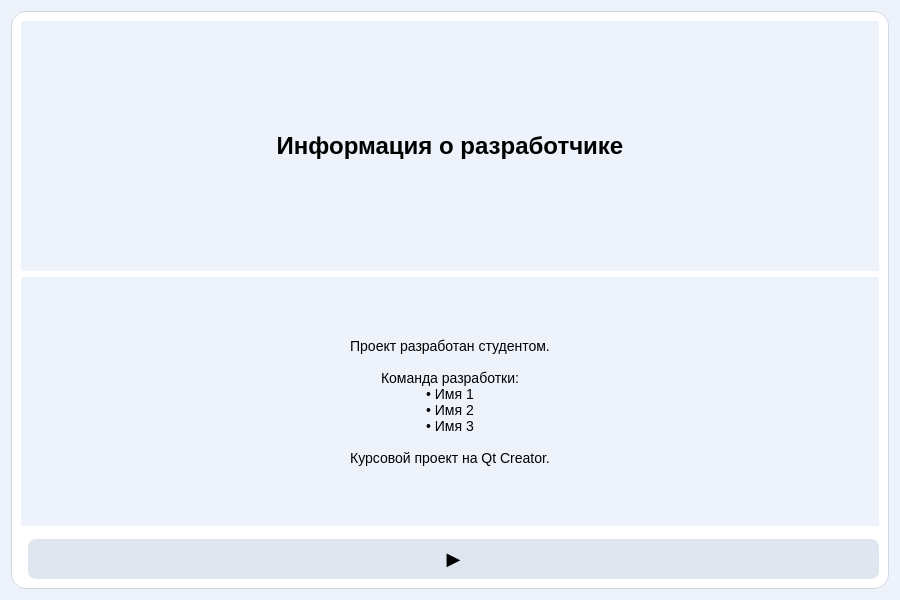
Wshido/FormG, file UI/Timpproject/aboutwindow.ui: the form before one commit.
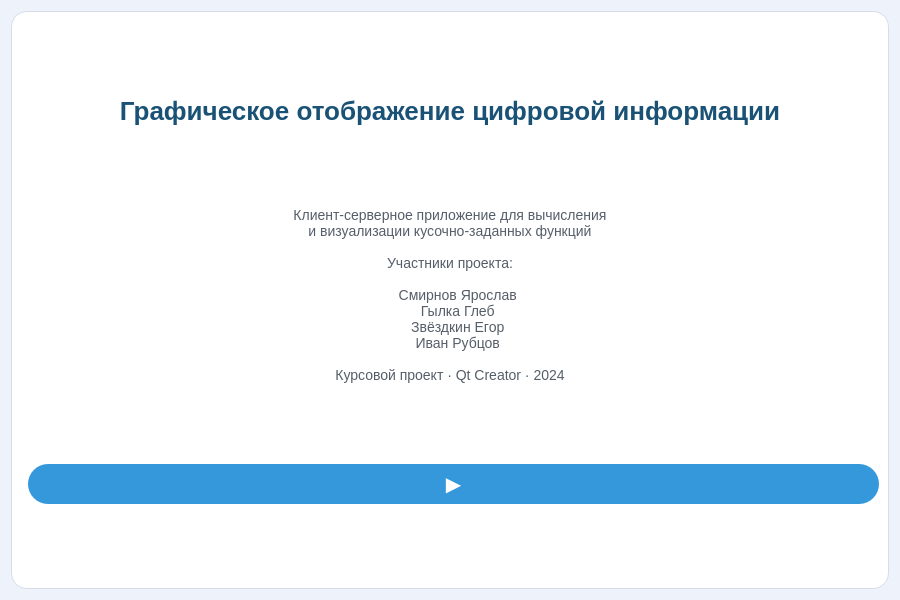
The form after the commit.

The edit to the form file:
```diff
--- a/UI/Timpproject/aboutwindow.ui
+++ b/UI/Timpproject/aboutwindow.ui
@@ -19,42 +19,53 @@
 
   <property name="styleSheet">
    <string notr="true">
-
 QWidget {
     background-color: #eef3fb;
-    font-family: "Segoe UI";
+    font-family: "Segoe UI", Arial;
     font-size: 14px;
 }
 
 QFrame#mainFrame {
     background-color: white;
-    border-radius: 15px;
-    border: 1px solid #cfd8e3;
+    border-radius: 16px;
+    border: 1px solid #d5dde8;
 }
 
 QLabel {
-    color: black;
+    color: #2c3e50;
+    background: transparent;
 }
 
 QLabel#titleLabel {
-    font-size: 24px;
+    font-size: 26px;
     font-weight: bold;
+    color: #1a5276;
 }
 
-QPushButton {
-    background-color: #e0e6ef;
-    border-radius: 8px;
-    padding: 6px 14px;
-    font-size: 18px;
+QLabel#infoLabel {
+    font-size: 14px;
+    color: #555e68;
+    line-height: 1.6;
 }
 
-QPushButton:hover {
-    background-color: #cfd8e3;
+QPushButton#nextButton {
+    background-color: #3498db;
+    color: white;
+    border-radius: 20px;
+    font-size: 20px;
+    min-width: 60px;
+    min-height: 40px;
 }
 
+QPushButton#nextButton:hover {
+    background-color: #2980b9;
+}
+
+QPushButton#nextButton:pressed {
+    background-color: #1a5276;
+}
    </string>
   </property>
-
   <layout class="QVBoxLayout" name="mainLayout">
 
    <item>
@@ -62,35 +73,61 @@
     <widget class="QFrame" name="mainFrame">
 
      <layout class="QVBoxLayout" name="verticalLayout">
-
+      <item>
+       <spacer name="topSpacer">
+        <property name="orientation">
+         <enum>Qt::Vertical</enum>
+        </property>
+        <property name="sizeHint" stdset="0">
+         <size>
+          <width>0</width>
+          <height>20</height>
+         </size>
+        </property>
+       </spacer>
+      </item>
       <item>
        <widget class="QLabel" name="titleLabel">
         <property name="text">
-         <string>Информация о разработчике</string>
+         <string>Графическое отображение цифровой информации</string>
         </property>
-
         <property name="alignment">
          <set>Qt::AlignCenter</set>
         </property>
        </widget>
       </item>
-
+      <item>
+       <spacer name="spacer1">
+        <property name="orientation">
+         <enum>Qt::Vertical</enum>
+        </property>
+        <property name="sizeHint" stdset="0">
+         <size>
+          <width>0</width>
+          <height>10</height>
+         </size>
+        </property>
+       </spacer>
+      </item>
       <item>
        <widget class="QLabel" name="infoLabel">
 
         <property name="text">
-         <string>
-Проект разработан студентом.
+         <string>Клиент-серверное приложение для вычисления
+и визуализации кусочно-заданных функций
 
-Команда разработки:
-• Имя 1
-• Имя 2
-• Имя 3
+Участники проекта:
 
-Курсовой проект на Qt Creator.
-         </string>
-        </property>
+    Смирнов Ярослав
+    Гылка Глеб
+    Звёздкин Егор
+    Иван Рубцов
 
+Курсовой проект · Qt Creator · 2024</string>
+        </property>
+        <property name="alignment">
+         <set>Qt::AlignCenter</set>
+        </property>
         <property name="wordWrap">
          <bool>true</bool>
         </property>
@@ -108,7 +145,12 @@
         <property name="orientation">
          <enum>Qt::Vertical</enum>
         </property>
-
+        <property name="sizeHint" stdset="0">
+         <size>
+          <width>0</width>
+          <height>40</height>
+         </size>
+        </property>
        </spacer>
       </item>
 
@@ -146,7 +188,19 @@
        </layout>
 
       </item>
-
+      <item>
+       <spacer name="bottomSpacer">
+        <property name="orientation">
+         <enum>Qt::Vertical</enum>
+        </property>
+        <property name="sizeHint" stdset="0">
+         <size>
+          <width>0</width>
+          <height>20</height>
+         </size>
+        </property>
+       </spacer>
+      </item>
      </layout>
 
     </widget>
```
Left out of the diff: 38 changed lines with no effect on the pictures.
